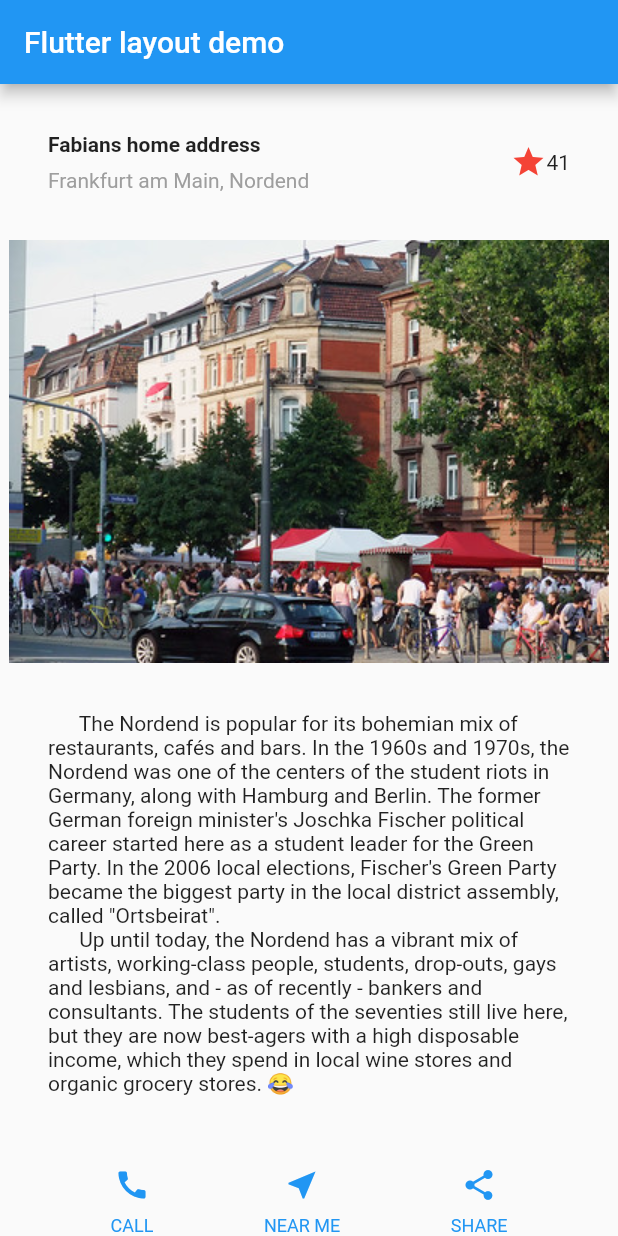
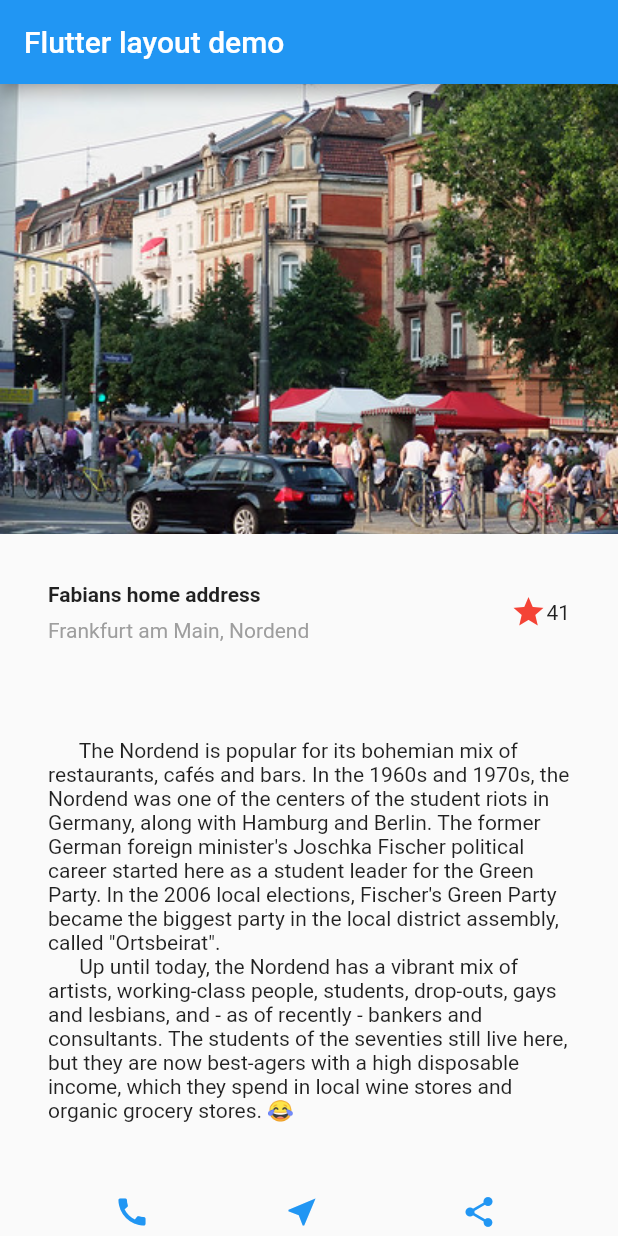
Before and after one commit to fabapp2/flutter-playground, a Flutter app: the screen it shows after launch, on a phone screen of 412 x 824 dp. Run offline on Flutter 3.47's test engine with Material 2 defaults, Android fonts, the phone set to English and light mode, and no system bars.

Commit message:
refactor:  replaced Expanded with ListView to allow scrolling

```diff
--- a/building_layouts/lib/main.dart
+++ b/building_layouts/lib/main.dart
@@ -49,17 +49,15 @@ class MyApp extends StatelessWidget {
         appBar: AppBar(
           title: Text("Flutter layout demo")
         ),
-        body: Column(
+        body: ListView(
           children:[
-            titleSection,
-            Expanded(
-              child: Image.asset(
+              Image.asset(
                   "images/Nordend.jpg",
                   width: 400,
                   height: 300,
                   fit: BoxFit.cover
               ),
-            ),
+            titleSection,
             textSection,
             buttonSelection,
           ]
```
